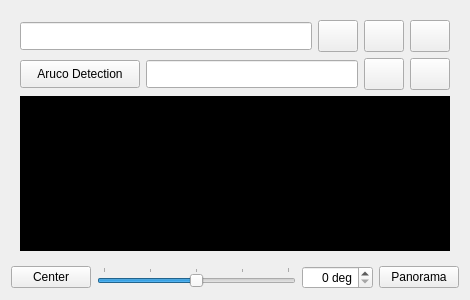
Above: rover_gui/ui/ui/VideoPlayer.ui from robotique-udes/rover before the change. Below: the same form after it.
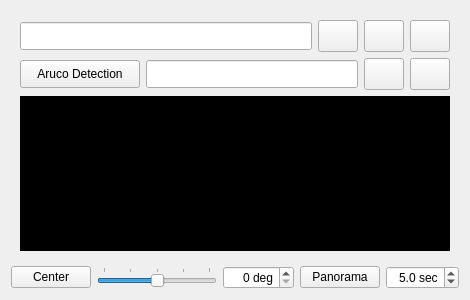
That is the form after the change. Icons and pictures are not drawn.

```diff
--- a/rover_gui/ui/ui/VideoPlayer.ui
+++ b/rover_gui/ui/ui/VideoPlayer.ui
@@ -478,6 +478,28 @@
        </property>
       </widget>
      </item>
+     <item>
+      <widget class="QDoubleSpinBox" name="panoramaDurationBox">
+       <property name="alignment">
+        <set>Qt::AlignRight|Qt::AlignTrailing|Qt::AlignVCenter</set>
+       </property>
+       <property name="suffix">
+        <string> sec</string>
+       </property>
+       <property name="decimals">
+        <number>1</number>
+       </property>
+       <property name="maximum">
+        <double>15.000000000000000</double>
+       </property>
+       <property name="singleStep">
+        <double>0.100000000000000</double>
+       </property>
+       <property name="value">
+        <double>5.000000000000000</double>
+       </property>
+      </widget>
+     </item>
     </layout>
    </item>
   </layout>
```
